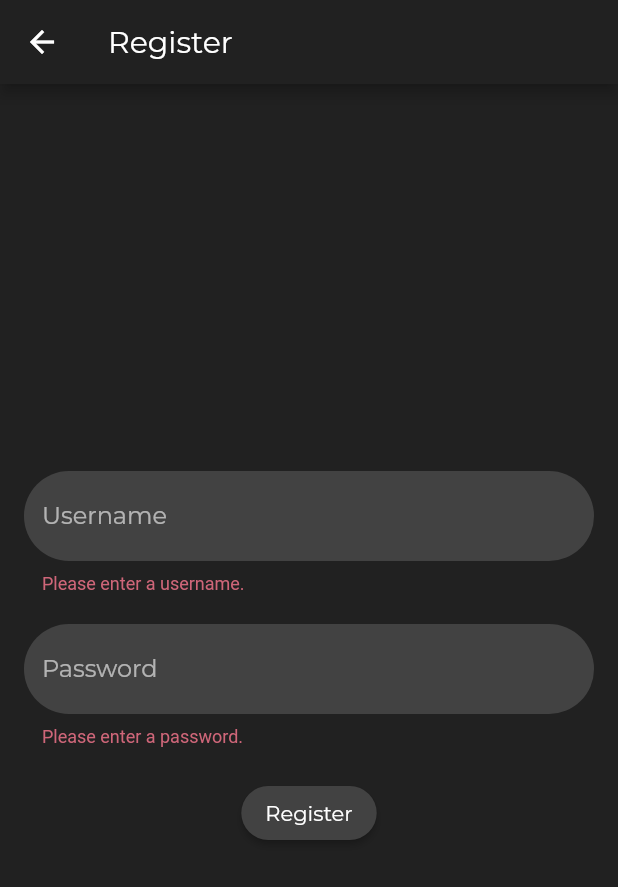
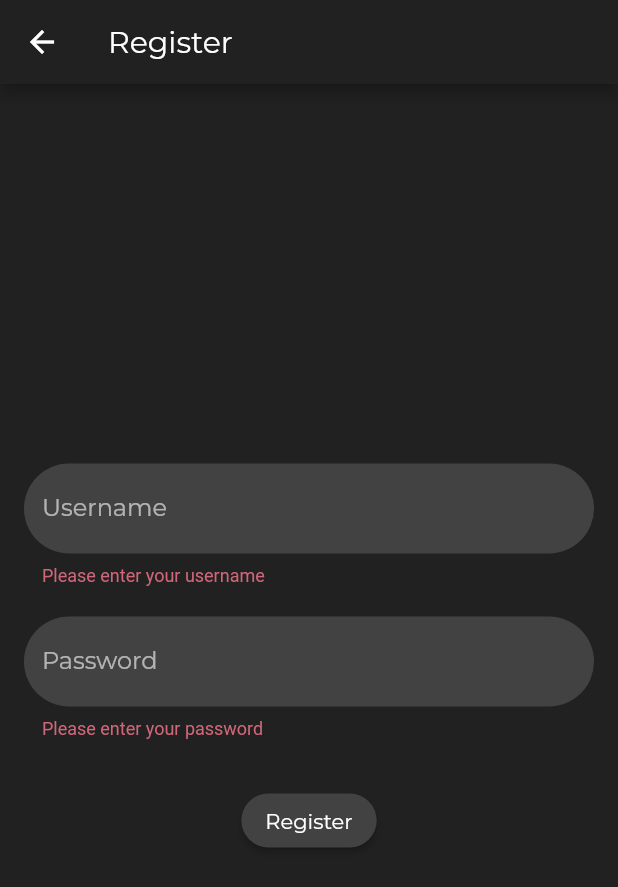
Before and after one commit to erdemkaratash/sociable-frontend, a Flutter app: the RegisterScreen screen opened by its route, after a tap on "Register", on a phone screen of 412 x 824 dp. Shown: the top 887 px of the screen. Run offline on Flutter 3.47's test engine with Material 2 defaults, Android fonts, the phone set to English and light mode, and no system bars; our stand-ins replace flutter_dotenv, jwt_decoder; accounts and stored records are empty.

Commit message:
Minor changes

```diff
--- a/lib/src/providers/search_provider.dart
+++ b/lib/src/providers/search_provider.dart
@@ -1,11 +1,14 @@
 import 'dart:convert';
 import 'package:http/http.dart' as http;
 import 'package:socialize_backend/src/models/user.dart';
+import 'package:flutter_dotenv/flutter_dotenv.dart';
+
+String api_url = dotenv.env['API_URL']!;
 
 class SearchProvider {
   Future<List<User>> searchUser(String username) async {
     final response = await http.get(
-      Uri.http('localhost:5000', '/search', {'username': username}),
+      Uri.http(api_url, '/search', {'username': username}),
       headers: <String, String>{
         'Content-Type': 'application/json; charset=UTF-8',
       },
--- a/lib/src/screens/register_screen.dart
+++ b/lib/src/screens/register_screen.dart
@@ -1,12 +1,53 @@
 import 'package:flutter/material.dart';
 import 'package:provider/provider.dart';
-import '../providers/auth.dart';
+import 'package:socialize_backend/src/providers/auth.dart';
 
-class RegisterScreen extends StatelessWidget {
+class RegisterScreen extends StatefulWidget {
   static const routeName = '/register';
-  final _formKey = GlobalKey<FormState>();
-  final _usernameController = TextEditingController();
-  final _passwordController = TextEditingController();
+
+  @override
+  _RegisterScreenState createState() => _RegisterScreenState();
+}
+
+class _RegisterScreenState extends State<RegisterScreen> {
+  final GlobalKey<FormState> _formKey = GlobalKey();
+  String _username = '';
+  String _password = '';
+
+  Future<void> _submit() async {
+    if (!_formKey.currentState!.validate()) {
+      return;
+    }
+    _formKey.currentState!.save();
+    try {
+      final bool isLoginSuccessful =
+          await Provider.of<Auth>(context, listen: false)
+              .register(_username, _password);
+
+      if (isLoginSuccessful) {
+        // Show an error message
+        ScaffoldMessenger.of(context).showSnackBar(
+          SnackBar(
+            content: Text('You are succesfully registered!'),
+          ),
+        );
+      } else {
+        // Show an error message
+        ScaffoldMessenger.of(context).showSnackBar(
+          SnackBar(
+            content: Text('Registration failed!'),
+          ),
+        );
+      }
+    } catch (error) {
+      var errorMessage = 'Could not authenticate you. Please try again later.';
+      ScaffoldMessenger.of(context).showSnackBar(
+        SnackBar(
+          content: Text(errorMessage),
+        ),
+      );
+    }
+  }
 
   @override
   Widget build(BuildContext context) {
@@ -29,7 +70,11 @@ class RegisterScreen extends StatelessWidget {
           title: Text('Register', style: TextStyle(fontFamily: 'Montserrat')),
           backgroundColor: Colors.grey[900],
         ),
-        body: Form(
+        body: Stack(
+          children: <Widget>[
+            Center(
+              child: SingleChildScrollView(
+                child: Form(
                   key: _formKey,
                   child: Padding(
                     padding: EdgeInsets.all(16.0),
@@ -37,8 +82,6 @@ class RegisterScreen extends StatelessWidget {
                       mainAxisAlignment: MainAxisAlignment.center,
                       children: <Widget>[
                         TextFormField(
-                  style: TextStyle(fontFamily: 'Montserrat'),
-                  controller: _usernameController,
                           decoration: InputDecoration(
                             labelText: 'Username',
                             labelStyle: TextStyle(fontFamily: 'Montserrat'),
@@ -49,17 +92,20 @@ class RegisterScreen extends StatelessWidget {
                               borderSide: BorderSide.none,
                             ),
                           ),
+                          keyboardType: TextInputType.text,
+                          style: TextStyle(fontFamily: 'Montserrat'),
                           validator: (value) {
-                    if (value == null || value.isEmpty) {
-                      return 'Please enter a username.';
+                            if (value!.isEmpty) {
+                              return 'Please enter your username';
                             }
                             return null;
+                          },
+                          onSaved: (value) {
+                            _username = value!;
                           },
                         ),
                         SizedBox(height: 20),
                         TextFormField(
-                  style: TextStyle(fontFamily: 'Montserrat'),
-                  controller: _passwordController,
                           decoration: InputDecoration(
                             labelText: 'Password',
                             labelStyle: TextStyle(fontFamily: 'Montserrat'),
@@ -71,35 +117,38 @@ class RegisterScreen extends StatelessWidget {
                             ),
                           ),
                           obscureText: true,
+                          style: TextStyle(fontFamily: 'Montserrat'),
                           validator: (value) {
-                    if (value == null || value.isEmpty) {
-                      return 'Please enter a password.';
+                            if (value!.isEmpty) {
+                              return 'Please enter your password';
                             }
                             return null;
                           },
+                          onSaved: (value) {
+                            _password = value!;
+                          },
                         ),
-                SizedBox(height: 20),
+                        SizedBox(height: 30),
                         ElevatedButton(
+                          child: Text('Register',
+                              style: TextStyle(fontFamily: 'Montserrat')),
+                          onPressed: _submit,
                           style: ElevatedButton.styleFrom(
                             primary: Colors.grey[800],
                             onPrimary: Colors.white,
-                    shape: RoundedRectangleBorder(borderRadius: BorderRadius.circular(32.0)),
+                            shape: RoundedRectangleBorder(
+                                borderRadius: BorderRadius.circular(32.0)),
                           ),
-                  child: Text('Register', style: TextStyle(fontFamily: 'Montserrat')),
-                  onPressed: () {
-                    if (_formKey.currentState!.validate()) {
-                      Provider.of<Auth>(context, listen: false).register(
-                        _usernameController.text,
-                        _passwordController.text,
-                      );
-                    }
-                  },
                         ),
                       ],
                     ),
                   ),
                 ),
               ),
+            ),
+          ],
+        ),
+      ),
     );
   }
 }
--- a/pubspec.yaml
+++ b/pubspec.yaml
@@ -40,6 +40,7 @@ dependencies:
   # The following adds the Cupertino Icons font to your application.
   # Use with the CupertinoIcons class for iOS style icons.
   cupertino_icons: ^1.0.2
+  flutter_dotenv: ^5.1.0
 
 dev_dependencies:
   flutter_test:
@@ -66,6 +67,7 @@ flutter:
   # To add assets to your application, add an assets section, like this:
   assets:
      - assets/logo.png
+     - lib/.env
   #   - images/a_dot_ham.jpeg
 
   # An image asset can refer to one or more resolution-specific "variants", see
```
Also changed, not shown: lib/main.dart (+3 -4 lines), lib/src/providers/auth.dart (+13 -8 lines), lib/src/routes.dart (deleted), pubspec.lock, 2 other files. Lines whose indentation alone changed are shown as unchanged.
